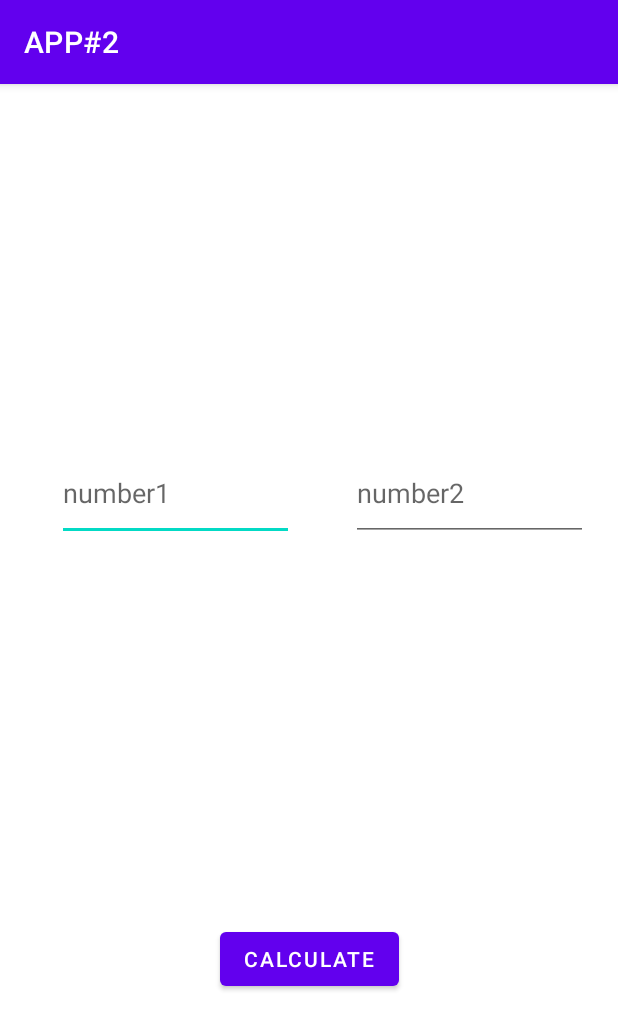
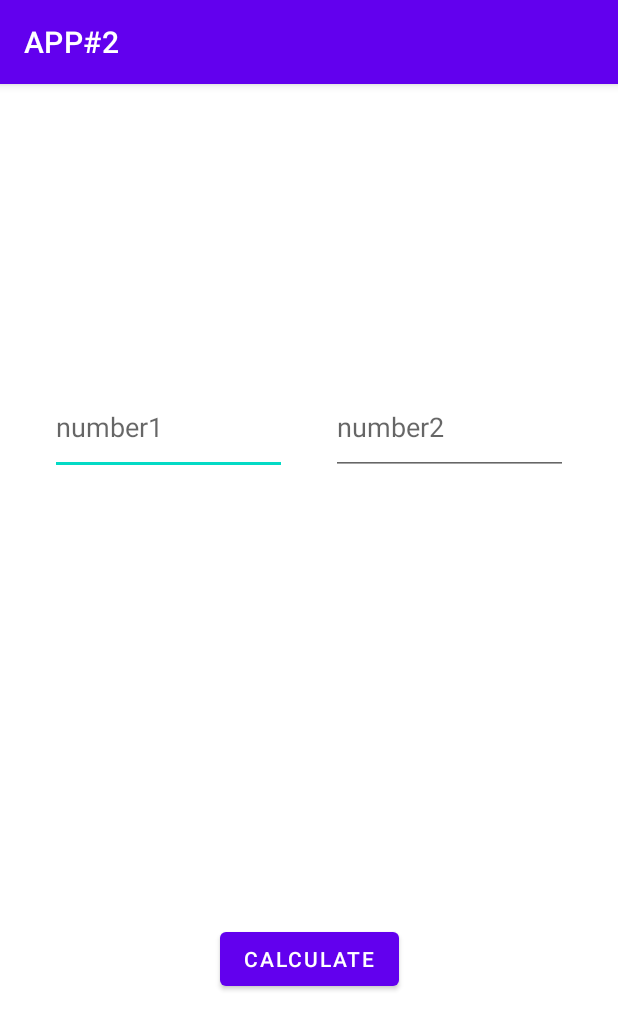
Before and after one commit to ji-hyeon97/dankook-class-material, an Android app: the screen it shows after launch (MainActivity), on a phone screen of 412 x 824 dp. Shown: the top 1030 px of the screen. Run offline under Robolectric (Android 15) with nearby library versions, the phone set to English and light mode, and no system bars.

Commit message:
Update activity_main.xml

```diff
--- a/모바일프로그래밍/학교수업 09주차 App2/app/src/main/res/layout/activity_main.xml
+++ b/모바일프로그래밍/학교수업 09주차 App2/app/src/main/res/layout/activity_main.xml
@@ -10,17 +10,18 @@
         android:id="@+id/num1"
         android:layout_width="158dp"
         android:layout_height="64dp"
-        android:layout_marginStart="20dp"
-        android:layout_marginLeft="20dp"
-        android:layout_marginTop="237dp"
-        android:layout_marginEnd="20dp"
-        android:layout_marginRight="20dp"
+        android:layout_marginStart="24dp"
+        android:layout_marginLeft="24dp"
+        android:layout_marginTop="150dp"
+        android:layout_marginEnd="10dp"
+        android:layout_marginRight="10dp"
         android:layout_marginBottom="252dp"
         android:ems="10"
         android:hint="number1"
         android:inputType="numberSigned"
         app:layout_constraintBottom_toTopOf="@+id/openBtn"
         app:layout_constraintEnd_toStartOf="@+id/num2"
+        app:layout_constraintHorizontal_bias="0.5"
         app:layout_constraintStart_toStartOf="parent"
         app:layout_constraintTop_toTopOf="parent"
         tools:ignore="SpeakableTextPresentCheck" />
@@ -29,15 +30,19 @@
         android:id="@+id/num2"
         android:layout_width="158dp"
         android:layout_height="64dp"
-        android:layout_marginTop="237dp"
-        android:layout_marginEnd="20dp"
-        android:layout_marginRight="20dp"
+        android:layout_marginStart="10dp"
+        android:layout_marginLeft="10dp"
+        android:layout_marginTop="150dp"
+        android:layout_marginEnd="24dp"
+        android:layout_marginRight="24dp"
         android:layout_marginBottom="252dp"
         android:ems="10"
         android:hint="number2"
         android:inputType="numberSigned"
         app:layout_constraintBottom_toTopOf="@+id/openBtn"
         app:layout_constraintEnd_toEndOf="parent"
+        app:layout_constraintHorizontal_bias="0.5"
+        app:layout_constraintStart_toEndOf="@+id/num1"
         app:layout_constraintTop_toTopOf="parent"
         tools:ignore="SpeakableTextPresentCheck" />
 
```
